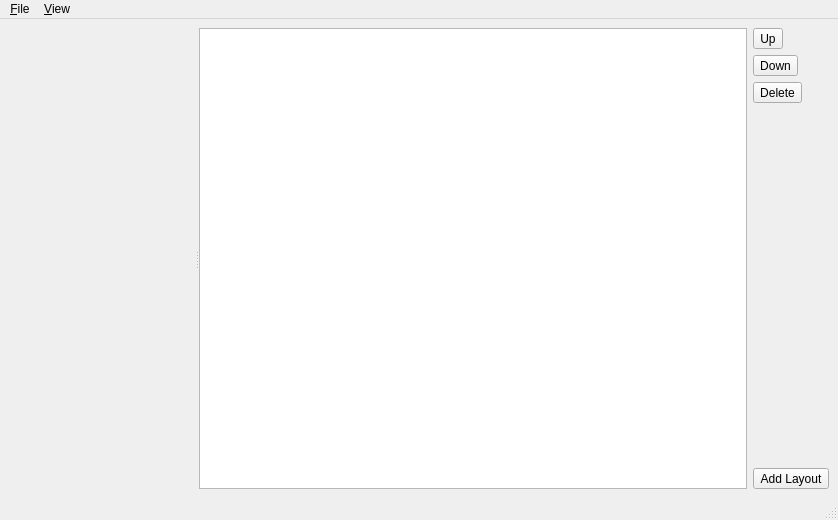
Qt form volumina/viewer.ui (ilastik/volumina) before a commit.
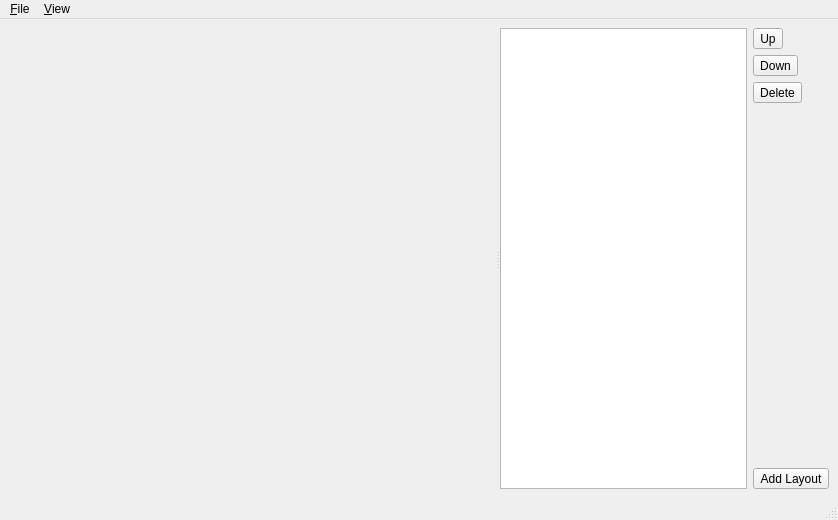
The same form after that commit. Icons and pictures are not drawn. Custom widgets are drawn as their Qt base class.

Commit message:
Fix splitter sizing
Doing the splitter sizing from init resulted in problems. On linux under
certain conditions (:shrug:) setting the size resulted in invalid
openGL viewports.

Layout is set now via stretch factor.

+ some docstring fixes for stuff black didn't like.

What changed in the file:
```diff
--- a/volumina/viewer.ui
+++ b/volumina/viewer.ui
@@ -20,19 +20,26 @@
       <property name="orientation">
        <enum>Qt::Horizontal</enum>
       </property>
-      <widget class="VolumeEditorWidget" name="volumeEditorWidget" native="true"/>
+      <widget class="VolumeEditorWidget" name="volumeEditorWidget" native="true">
+        <property name="sizePolicy">
+         <sizepolicy hsizetype="Expanding" vsizetype="Expanding">
+          <horstretch>5</horstretch>
+          <verstretch>0</verstretch>
+         </sizepolicy>
+        </property>
+      </widget>
       <widget class="QWidget" name="">
+        <property name="sizePolicy">
+         <sizepolicy hsizetype="Expanding" vsizetype="Expanding">
+          <horstretch>1</horstretch>
+          <verstretch>0</verstretch>
+         </sizepolicy>
+        </property>
        <layout class="QVBoxLayout" name="rightPaneLayout">
         <item>
          <layout class="QHBoxLayout" name="horizontalLayout">
           <item>
            <widget class="LayerWidget" name="layerWidget">
-            <property name="sizePolicy">
-             <sizepolicy hsizetype="Preferred" vsizetype="Expanding">
-              <horstretch>0</horstretch>
-              <verstretch>0</verstretch>
-             </sizepolicy>
-            </property>
            </widget>
           </item>
           <item>
```
The commit also changes 1 other file.
